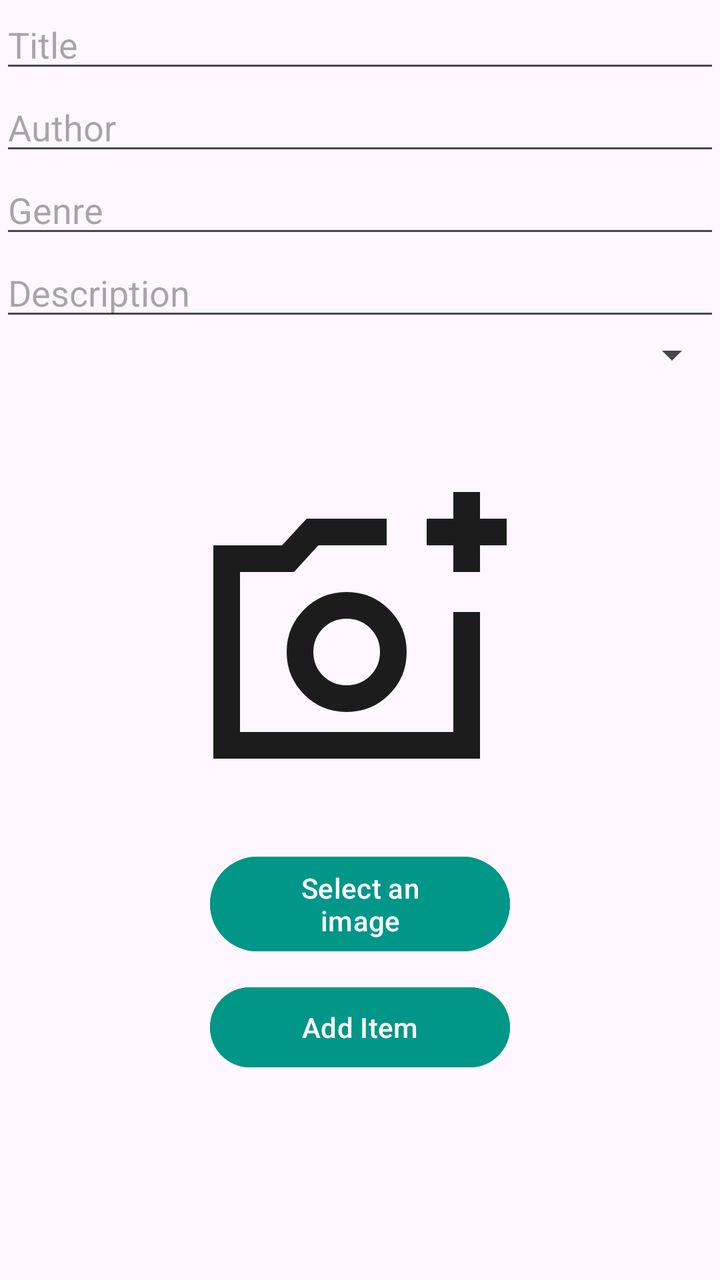
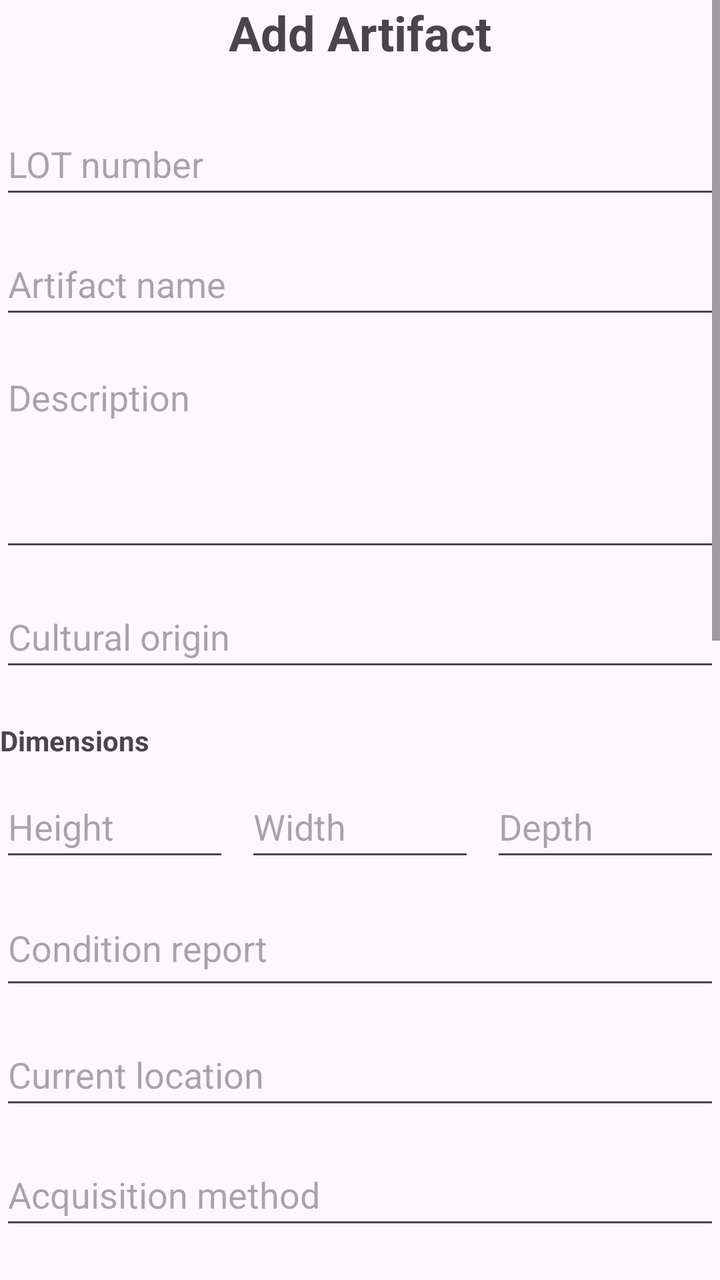

Compare the two renders of this Android layout. The source of the first and the diff that turns it into the second are given below.
<!-- AndroidManifest.xml: application theme Theme.B07DemoSummer2024 -->
<!-- res/layout/fragment_add_item.xml -->
<?xml version="1.0" encoding="utf-8"?>
<androidx.constraintlayout.widget.ConstraintLayout xmlns:android="http://schemas.android.com/apk/res/android"
    xmlns:app="http://schemas.android.com/apk/res-auto"
    xmlns:tools="http://schemas.android.com/tools"
    android:layout_width="match_parent"
    android:layout_height="match_parent"
    tools:context=".AddItemFragment">

    <EditText
        android:id="@+id/editTextTitle"
        android:layout_width="0dp"
        android:layout_height="wrap_content"
        android:hint="Title"
        app:layout_constraintTop_toTopOf="parent"
        app:layout_constraintStart_toStartOf="parent"
        app:layout_constraintEnd_toEndOf="parent"/>

    <EditText
        android:id="@+id/editTextAuthor"
        android:layout_width="0dp"
        android:layout_height="wrap_content"
        android:hint="Author"
        app:layout_constraintTop_toBottomOf="@+id/editTextTitle"
        app:layout_constraintStart_toStartOf="parent"
        app:layout_constraintEnd_toEndOf="parent"/>

    <EditText
        android:id="@+id/editTextGenre"
        android:layout_width="0dp"
        android:layout_height="wrap_content"
        android:hint="Genre"
        app:layout_constraintTop_toBottomOf="@+id/editTextAuthor"
        app:layout_constraintStart_toStartOf="parent"
        app:layout_constraintEnd_toEndOf="parent"/>

    <EditText
        android:id="@+id/editTextDescription"
        android:layout_width="0dp"
        android:layout_height="wrap_content"
        android:hint="Description"
        app:layout_constraintTop_toBottomOf="@+id/editTextGenre"
        app:layout_constraintStart_toStartOf="parent"
        app:layout_constraintEnd_toEndOf="parent"/>

    <Spinner
        android:id="@+id/spinnerCategory"
        android:layout_width="0dp"
        android:layout_height="wrap_content"
        app:layout_constraintTop_toBottomOf="@+id/editTextDescription"
        app:layout_constraintStart_toStartOf="parent"
        app:layout_constraintEnd_toEndOf="parent"/>

    <ImageView
        android:id="@+id/selectedImagePreview"
        android:layout_width="160dp"
        android:layout_height="160dp"
        android:layout_marginTop="50dp"
        android:src="@drawable/add_photo"
        android:scaleType="centerCrop"
        android:contentDescription="@string/select_image_description"
        android:clickable="true"
        android:focusable="true"
        app:layout_constraintTop_toBottomOf="@+id/spinnerCategory"
        app:layout_constraintStart_toStartOf="parent"
        app:layout_constraintEnd_toEndOf="parent"/>

    <Button
        android:id="@+id/buttonSelectImage"
        android:layout_width="150dp"
        android:layout_height="wrap_content"
        android:layout_marginTop="25dp"
        android:backgroundTint="#009688"
        android:text="@string/select_image_description"
        app:layout_constraintTop_toBottomOf="@+id/selectedImagePreview"
        app:layout_constraintStart_toStartOf="parent"
        app:layout_constraintEnd_toEndOf="parent"/>

    <Button
        android:id="@+id/buttonAdd"
        android:layout_width="150dp"
        android:layout_height="wrap_content"
        android:layout_marginTop="10dp"
        android:text="@string/add_item"
        android:backgroundTint="#009688"
        app:layout_constraintTop_toBottomOf="@+id/buttonSelectImage"
        app:layout_constraintStart_toStartOf="parent"
        app:layout_constraintEnd_toEndOf="parent"/>
</androidx.constraintlayout.widget.ConstraintLayout>
<!-- resources referenced by this layout -->
<resources>
  <!-- drawable add_photo (drawable) -->
  <vector xmlns:android="http://schemas.android.com/apk/res/android" android:height="24dp" android:tint="#1C1C1C" android:viewportHeight="960" android:viewportWidth="960" android:width="24dp">
        
      <path android:fillColor="@android:color/white" android:pathData="M440,520L440,520L440,520L440,520L440,520L540,520L540,520L540,520L440,520L440,520ZM40,840L40,200L246,200L320,120L560,120L560,200L355,200L282,280L120,280L120,760L760,760L760,400L840,400L840,840L40,840ZM760,280L760,200L680,200L680,120L760,120L760,40L840,40L840,120L920,120L920,200L840,200L840,280L760,280ZM440,700Q515,700 567.5,647.5Q620,595 620,520Q620,445 567.5,392.5Q515,340 440,340Q365,340 312.5,392.5Q260,445 260,520Q260,595 312.5,647.5Q365,700 440,700ZM440,620Q398,620 369,591Q340,562 340,520Q340,478 369,449Q398,420 440,420Q482,420 511,449Q540,478 540,520Q540,562 511,591Q482,620 440,620Z"/>
      
  </vector>
  <string name="add_item">Add Item</string>
  <string name="select_image_description">Select an image</string>
  <style name="Theme.B07DemoSummer2024" parent="Base.Theme.B07DemoSummer2024" />
  <style name="Base.Theme.B07DemoSummer2024" parent="Theme.Material3.DayNight.NoActionBar">
          
          
      </style>
</resources>

<!-- the commit's change to res/layout/fragment_add_item.xml (unified diff, before → after) -->
@@ -1,88 +1,244 @@
 <?xml version="1.0" encoding="utf-8"?>
-<androidx.constraintlayout.widget.ConstraintLayout xmlns:android="http://schemas.android.com/apk/res/android"
+<ScrollView xmlns:android="http://schemas.android.com/apk/res/android"
     xmlns:app="http://schemas.android.com/apk/res-auto"
     xmlns:tools="http://schemas.android.com/tools"
     android:layout_width="match_parent"
     android:layout_height="match_parent"
+    android:fillViewport="true"
     tools:context=".AddItemFragment">
 
-    <EditText
-        android:id="@+id/editTextTitle"
-        android:layout_width="0dp"
+    <androidx.constraintlayout.widget.ConstraintLayout
+        android:layout_width="match_parent"
         android:layout_height="wrap_content"
-        android:hint="Title"
-        app:layout_constraintTop_toTopOf="parent"
-        app:layout_constraintStart_toStartOf="parent"
-        app:layout_constraintEnd_toEndOf="parent"/>
-
-    <EditText
-        android:id="@+id/editTextAuthor"
-        android:layout_width="0dp"
-        android:layout_height="wrap_content"
-        android:hint="Author"
-        app:layout_constraintTop_toBottomOf="@+id/editTextTitle"
-        app:layout_constraintStart_toStartOf="parent"
-        app:layout_constraintEnd_toEndOf="parent"/>
-
-    <EditText
-        android:id="@+id/editTextGenre"
-        android:layout_width="0dp"
-        android:layout_height="wrap_content"
-        android:hint="Genre"
-        app:layout_constraintTop_toBottomOf="@+id/editTextAuthor"
-        app:layout_constraintStart_toStartOf="parent"
-        app:layout_constraintEnd_toEndOf="parent"/>
-
-    <EditText
-        android:id="@+id/editTextDescription"
-        android:layout_width="0dp"
-        android:layout_height="wrap_content"
-        android:hint="Description"
-        app:layout_constraintTop_toBottomOf="@+id/editTextGenre"
-        app:layout_constraintStart_toStartOf="parent"
-        app:layout_constraintEnd_toEndOf="parent"/>
-
-    <Spinner
-        android:id="@+id/spinnerCategory"
-        android:layout_width="0dp"
-        android:layout_height="wrap_content"
-        app:layout_constraintTop_toBottomOf="@+id/editTextDescription"
-        app:layout_constraintStart_toStartOf="parent"
-        app:layout_constraintEnd_toEndOf="parent"/>
-
-    <ImageView
-        android:id="@+id/selectedImagePreview"
-        android:layout_width="160dp"
-        android:layout_height="160dp"
-        android:layout_marginTop="50dp"
-        android:src="@drawable/add_photo"
-        android:scaleType="centerCrop"
-        android:contentDescription="@string/select_image_description"
-        android:clickable="true"
-        android:focusable="true"
-        app:layout_constraintTop_toBottomOf="@+id/spinnerCategory"
-        app:layout_constraintStart_toStartOf="parent"
-        app:layout_constraintEnd_toEndOf="parent"/>
-
-    <Button
-        android:id="@+id/buttonSelectImage"
-        android:layout_width="150dp"
-        android:layout_height="wrap_content"
-        android:layout_marginTop="25dp"
-        android:backgroundTint="#009688"
-        android:text="@string/select_image_description"
-        app:layout_constraintTop_toBottomOf="@+id/selectedImagePreview"
-        app:layout_constraintStart_toStartOf="parent"
-        app:layout_constraintEnd_toEndOf="parent"/>
-
-    <Button
-        android:id="@+id/buttonAdd"
-        android:layout_width="150dp"
-        android:layout_height="wrap_content"
-        android:layout_marginTop="10dp"
-        android:text="@string/add_item"
-        android:backgroundTint="#009688"
-        app:layout_constraintTop_toBottomOf="@+id/buttonSelectImage"
-        app:layout_constraintStart_toStartOf="parent"
-        app:layout_constraintEnd_toEndOf="parent"/>
-</androidx.constraintlayout.widget.ConstraintLayout>
+        tools:context=".AddItemFragment">
+
+        <TextView
+            android:id="@+id/textViewFormTitle"
+            android:layout_width="wrap_content"
+            android:layout_height="wrap_content"
+            android:text="@string/add_artifact_title"
+            android:textSize="24sp"
+            android:textStyle="bold"
+            app:layout_constraintEnd_toEndOf="parent"
+            app:layout_constraintStart_toStartOf="parent"
+            app:layout_constraintTop_toTopOf="parent" />
+
+        <EditText
+            android:id="@+id/editTextLot"
+            android:layout_width="0dp"
+            android:layout_height="wrap_content"
+            android:layout_marginTop="24dp"
+            android:hint="@string/lot_hint"
+            android:inputType="text"
+            android:minHeight="48dp"
+            app:layout_constraintEnd_toEndOf="parent"
+            app:layout_constraintStart_toStartOf="parent"
+            app:layout_constraintTop_toBottomOf="@id/textViewFormTitle" />
+
+
+        <EditText
+            android:id="@+id/editTextArtifactName"
+            android:layout_width="0dp"
+            android:layout_height="wrap_content"
+            android:layout_marginTop="12dp"
+            android:hint="@string/artifact_name_hint"
+            android:inputType="textCapWords"
+            android:minHeight="48dp"
+            app:layout_constraintEnd_toEndOf="parent"
+            app:layout_constraintStart_toStartOf="parent"
+            app:layout_constraintTop_toBottomOf="@id/editTextLot" />
+
+        <EditText
+            android:id="@+id/editTextDescription"
+            android:layout_width="0dp"
+            android:layout_height="wrap_content"
+            android:layout_marginTop="12dp"
+            android:gravity="top|start"
+            android:hint="@string/description_hint"
+            android:inputType="textCapSentences|textMultiLine"
+            android:minHeight="48dp"
+            android:minLines="4"
+            app:layout_constraintEnd_toEndOf="parent"
+            app:layout_constraintStart_toStartOf="parent"
+            app:layout_constraintTop_toBottomOf="@id/editTextArtifactName" />
+
+        <EditText
+            android:id="@+id/editTextCulturalOrigin"
+            android:layout_width="0dp"
+            android:layout_height="wrap_content"
+            android:layout_marginTop="12dp"
+            android:hint="@string/cultural_origin_hint"
+            android:inputType="textCapWords"
+            android:minHeight="48dp"
+            app:layout_constraintEnd_toEndOf="parent"
+            app:layout_constraintStart_toStartOf="parent"
+            app:layout_constraintTop_toBottomOf="@id/editTextDescription" />
+
+        <TextView
+            android:id="@+id/textViewDimensionsLabel"
+            android:layout_width="wrap_content"
+            android:layout_height="wrap_content"
+            android:layout_marginTop="20dp"
+            android:text="@string/dimensions_label"
+            android:textStyle="bold"
+            app:layout_constraintStart_toStartOf="parent"
+            app:layout_constraintTop_toBottomOf="@id/editTextCulturalOrigin" />
+
+        <EditText
+            android:id="@+id/editTextHeight"
+            android:layout_width="0dp"
+            android:layout_height="wrap_content"
+            android:layout_marginTop="8dp"
+            android:hint="@string/height_hint"
+            android:inputType="numberDecimal"
+            android:minHeight="48dp"
+            app:layout_constraintEnd_toStartOf="@id/editTextWidth"
+            app:layout_constraintHorizontal_weight="1"
+            app:layout_constraintStart_toStartOf="parent"
+            app:layout_constraintTop_toBottomOf="@id/textViewDimensionsLabel" />
+
+        <EditText
+            android:id="@+id/editTextWidth"
+            android:layout_width="0dp"
+            android:layout_height="wrap_content"
+            android:layout_marginStart="8dp"
+            android:hint="@string/width_hint"
+            android:inputType="numberDecimal"
+            android:minHeight="48dp"
+            app:layout_constraintEnd_toStartOf="@id/editTextDepth"
+            app:layout_constraintHorizontal_weight="1"
+            app:layout_constraintStart_toEndOf="@id/editTextHeight"
+            app:layout_constraintTop_toTopOf="@id/editTextHeight" />
+
+        <EditText
+            android:id="@+id/editTextDepth"
+            android:layout_width="0dp"
+            android:layout_height="wrap_content"
+            android:layout_marginStart="8dp"
+            android:hint="@string/depth_hint"
+            android:inputType="numberDecimal"
+            android:minHeight="48dp"
+            app:layout_constraintEnd_toEndOf="parent"
+            app:layout_constraintHorizontal_weight="1"
+            app:layout_constraintStart_toEndOf="@id/editTextWidth"
+            app:layout_constraintTop_toTopOf="@id/editTextHeight" />
+
+        <EditText
+            android:id="@+id/editTextConditionReport"
+            android:layout_width="0dp"
+            android:layout_height="wrap_content"
+            android:layout_marginTop="16dp"
+            android:gravity="top|start"
+            android:hint="@string/condition_report_hint"
+            android:inputType="textCapSentences"
+            android:minHeight="48dp"
+            android:minLines="4"
+            app:layout_constraintEnd_toEndOf="parent"
+            app:layout_constraintStart_toStartOf="parent"
+            app:layout_constraintTop_toBottomOf="@id/editTextHeight" />
+
+        <EditText
+            android:id="@+id/editTextCurrentLocation"
+            android:layout_width="0dp"
+            android:layout_height="wrap_content"
+            android:layout_marginTop="12dp"
+            android:hint="@string/current_location_hint"
+            android:inputType="textCapWords"
+            android:minHeight="48dp"
+            app:layout_constraintEnd_toEndOf="parent"
+            app:layout_constraintStart_toStartOf="parent"
+            app:layout_constraintTop_toBottomOf="@id/editTextConditionReport" />
+
+        <EditText
+            android:id="@+id/editTextAcquisitionMethod"
+            android:layout_width="0dp"
+            android:layout_height="wrap_content"
+            android:layout_marginTop="12dp"
+            android:hint="@string/acquisition_method_hint"
+            android:inputType="textCapWords"
+            android:minHeight="48dp"
+            app:layout_constraintEnd_toEndOf="parent"
+            app:layout_constraintStart_toStartOf="parent"
+            app:layout_constraintTop_toBottomOf="@id/editTextCurrentLocation" />
+
+        <EditText
+            android:id="@+id/editTextProvenance"
+            android:layout_width="0dp"
+            android:layout_height="wrap_content"
+            android:layout_marginTop="12dp"
+            android:gravity="top|start"
+            android:hint="@string/provenance_hint"
+            android:inputType="textCapSentences"
+            android:minHeight="48dp"
+            android:minLines="3"
+            app:layout_constraintEnd_toEndOf="parent"
+            app:layout_constraintStart_toStartOf="parent"
+            app:layout_constraintTop_toBottomOf="@id/editTextAcquisitionMethod" />
+
+        <EditText
+            android:id="@+id/editTextAccessionNumber"
+            android:layout_width="0dp"
+            android:layout_height="wrap_content"
+            android:layout_marginTop="12dp"
+            android:hint="@string/accession_number_hint"
+            android:inputType="numberDecimal"
+            android:minHeight="48dp"
+            app:layout_constraintEnd_toEndOf="parent"
+            app:layout_constraintStart_toStartOf="parent"
+            app:layout_constraintTop_toBottomOf="@id/editTextProvenance" />
+
+        <EditText
+            android:id="@+id/editTextNotes"
+            android:layout_width="0dp"
+            android:layout_height="wrap_content"
+            android:layout_marginTop="12dp"
+            android:layout_marginBottom="24dp"
+            android:gravity="top|start"
+            android:hint="@string/notes_hint"
+            android:inputType="textCapSentences|textMultiLine"
+            android:minHeight="100dp"
+            android:minLines="4"
+
+            app:layout_constraintEnd_toEndOf="parent"
+            app:layout_constraintStart_toStartOf="parent"
+            app:layout_constraintTop_toBottomOf="@id/editTextAccessionNumber" />
+
+        <ImageView
+            android:id="@+id/selectedImagePreview"
+            android:layout_width="160dp"
+            android:layout_height="160dp"
+            android:layout_marginTop="50dp"
+            android:src="@drawable/add_photo"
+            android:scaleType="centerCrop"
+            android:contentDescription="@string/select_image_description"
+            android:clickable="true"
+            android:focusable="true"
+            app:layout_constraintTop_toBottomOf="@+id/editTextNotes"
+            app:layout_constraintStart_toStartOf="parent"
+            app:layout_constraintEnd_toEndOf="parent"/>
+
+        <Button
+            android:id="@+id/buttonSelectImage"
+            android:layout_width="150dp"
+            android:layout_height="wrap_content"
+            android:layout_marginTop="25dp"
+            android:backgroundTint="#009688"
+            android:text="@string/select_image_description"
+            app:layout_constraintTop_toBottomOf="@+id/selectedImagePreview"
+            app:layout_constraintStart_toStartOf="parent"
+            app:layout_constraintEnd_toEndOf="parent"/>
+
+        <Button
+            android:id="@+id/buttonAdd"
+            android:layout_width="150dp"
+            android:layout_height="wrap_content"
+            android:layout_marginTop="10dp"
+            android:layout_marginBottom="75dp"
+            android:text="@string/add_item"
+            android:backgroundTint="#009688"
+            app:layout_constraintTop_toBottomOf="@+id/buttonSelectImage"
+            app:layout_constraintBottom_toBottomOf="parent"
+            app:layout_constraintStart_toStartOf="parent"
+            app:layout_constraintEnd_toEndOf="parent"/>
+    </androidx.constraintlayout.widget.ConstraintLayout>
+</ScrollView>
<!-- resource entries referenced after the edit -->
@@ -6,8 +6,23 @@
       <path android:fillColor="@android:color/white" android:pathData="M440,520L440,520L440,520L440,520L440,520L540,520L540,520L540,520L440,520L440,520ZM40,840L40,200L246,200L320,120L560,120L560,200L355,200L282,280L120,280L120,760L760,760L760,400L840,400L840,840L40,840ZM760,280L760,200L680,200L680,120L760,120L760,40L840,40L840,120L920,120L920,200L840,200L840,280L760,280ZM440,700Q515,700 567.5,647.5Q620,595 620,520Q620,445 567.5,392.5Q515,340 440,340Q365,340 312.5,392.5Q260,445 260,520Q260,595 312.5,647.5Q365,700 440,700ZM440,620Q398,620 369,591Q340,562 340,520Q340,478 369,449Q398,420 440,420Q482,420 511,449Q540,478 540,520Q540,562 511,591Q482,620 440,620Z"/>
       
   </vector>
+  <string name="accession_number_hint">Accession number</string>
+  <string name="acquisition_method_hint">Acquisition method</string>
+  <string name="add_artifact_title">Add Artifact</string>
   <string name="add_item">Add Item</string>
+  <string name="artifact_name_hint">Artifact name</string>
+  <string name="condition_report_hint">Condition report</string>
+  <string name="cultural_origin_hint">Cultural origin</string>
+  <string name="current_location_hint">Current location</string>
+  <string name="depth_hint">Depth</string>
+  <string name="description_hint">Description</string>
+  <string name="dimensions_label">Dimensions</string>
+  <string name="height_hint">Height</string>
+  <string name="lot_hint">LOT number</string>
+  <string name="notes_hint">Additional notes</string>
+  <string name="provenance_hint">Provenance</string>
   <string name="select_image_description">Select an image</string>
+  <string name="width_hint">Width</string>
   <style name="Theme.B07DemoSummer2024" parent="Base.Theme.B07DemoSummer2024" />
   <style name="Base.Theme.B07DemoSummer2024" parent="Theme.Material3.DayNight.NoActionBar">
           
